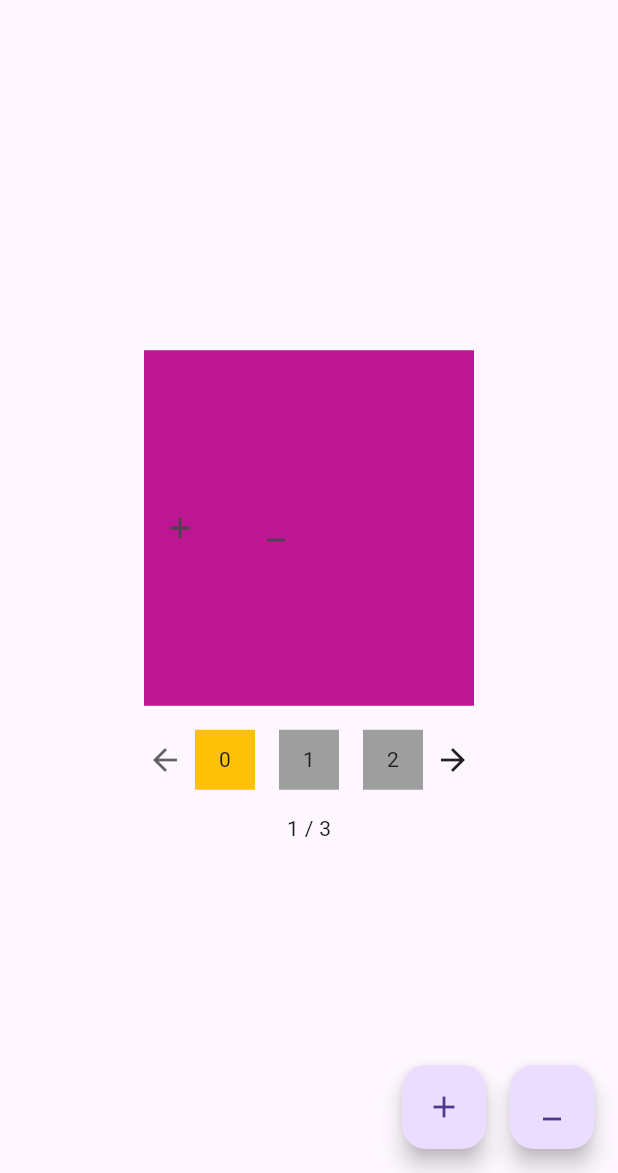
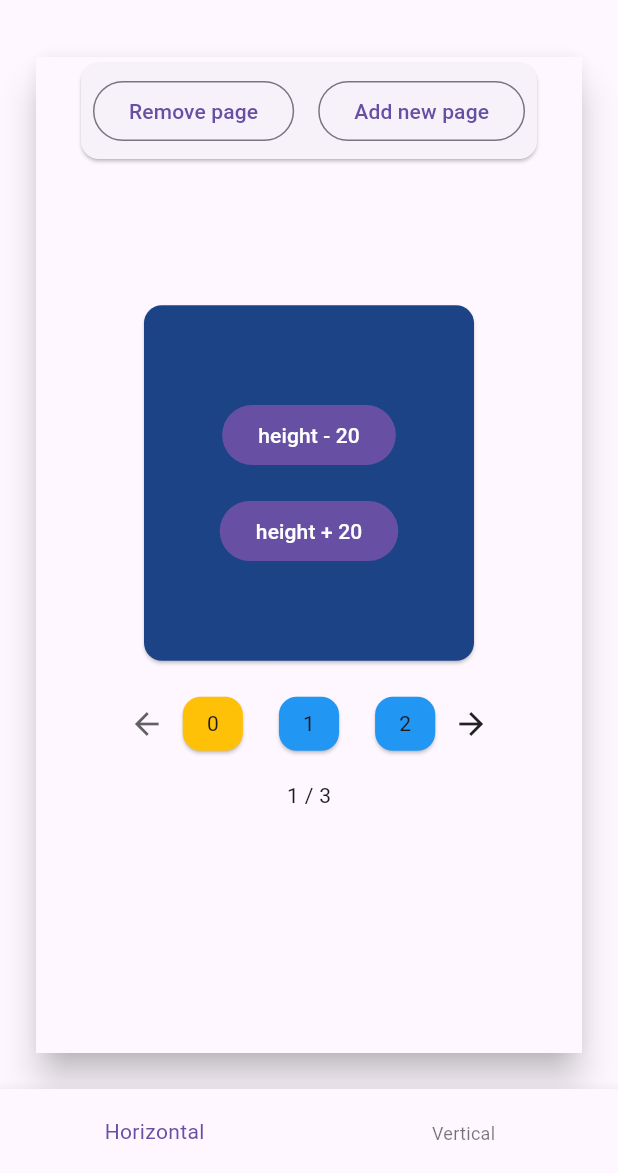
Before and after one commit to STUN-Apps-Dev/stun_slider, a Flutter app: the screen it shows after launch, on a phone screen of 412 x 824 dp, the part 63-1236 px from its top. Run offline on Flutter 3.47's test engine with Material 3 defaults, Android fonts, the phone set to English and light mode, and no system bars.

Commit message:
fix: add vertical example

```diff
--- /dev/null
+++ b/example/lib/horizontal_example.dart
@@ -0,0 +1,125 @@
+import 'package:example/slider_page_config.dart';
+import 'package:example/slider_page.dart';
+import 'package:flutter/material.dart';
+import 'package:stun_slider/stun_slider.dart';
+
+class HorizontalExample extends StatefulWidget {
+  const HorizontalExample({super.key});
+
+  @override
+  State<HorizontalExample> createState() => _HorizontalExampleState();
+}
+
+class _HorizontalExampleState extends State<HorizontalExample> {
+  final _controller = StunSliderController();
+
+  final _items = [
+    SliderItem.random(),
+    SliderItem.random(),
+    SliderItem.random(),
+  ];
+
+  @override
+  Widget build(BuildContext context) {
+    return Scaffold(
+      floatingActionButton: Card(
+        child: Padding(
+          padding: const EdgeInsets.all(8),
+          child: Row(
+            mainAxisSize: MainAxisSize.min,
+            children: [
+              OutlinedButton(
+                onPressed: () {
+                  if (_items.isEmpty) return;
+                  setState(() {
+                    _items.removeLast();
+                  });
+                  _controller.jumpToIndex(_items.length - 1);
+                },
+                child: const Text('Remove page'),
+              ),
+              const SizedBox(width: 16),
+              OutlinedButton(
+                child: const Text('Add new page'),
+                onPressed: () {
+                  setState(() {
+                    _items.add(SliderItem.random());
+                  });
+                  _controller.jumpToIndex(_items.length - 1);
+                },
+              ),
+            ],
+          ),
+        ),
+      ),
+      floatingActionButtonLocation: FloatingActionButtonLocation.centerTop,
+      body: Center(
+        child: Column(
+          mainAxisAlignment: MainAxisAlignment.center,
+          children: [
+            StunSlider.builder(
+              itemCount: _items.length,
+              itemBuilder: (_, index) {
+                return SliderItemWidget(item: _items[index]);
+              },
+              controller: _controller,
+            ),
+            const SizedBox(height: 16),
+            Row(
+              mainAxisSize: MainAxisSize.min,
+              children: [
+                StunSliderNavButton.prev(
+                  itemCount: _items.length,
+                  controller: _controller,
+                ),
+                StunSliderPagination(
+                  controller: _controller,
+                  spacing: 8,
+                  itemBuilder: (context, index, isActive) {
+                    return _PagintationItem(
+                      color: isActive ? Colors.amber : Colors.blue,
+                      title: '$index',
+                    );
+                  },
+                  itemCount: _items.length,
+                ),
+                StunSliderNavButton.next(
+                  itemCount: _items.length,
+                  controller: _controller,
+                ),
+              ],
+            ),
+            const SizedBox(height: 16),
+            StunSliderHelper(
+              controller: _controller,
+              itemBuilder: (_, index) {
+                return Text('${index + 1} / ${_items.length}');
+              },
+              itemCount: _items.length,
+            ),
+          ],
+        ),
+      ),
+    );
+  }
+}
+
+class _PagintationItem extends StatelessWidget {
+  final Color color;
+  final String title;
+  const _PagintationItem({
+    required this.color,
+    required this.title,
+  });
+
+  @override
+  Widget build(BuildContext context) {
+    return Card(
+      color: color,
+      child: Padding(
+        padding: const EdgeInsets.symmetric(vertical: 8, horizontal: 16),
+        child: Center(child: Text(title)),
+      ),
+    );
+  }
+}
--- a/example/lib/main.dart
+++ b/example/lib/main.dart
@@ -1,9 +1,6 @@
-import 'dart:math';
-
+import 'package:example/horizontal_example.dart';
+import 'package:example/vertical_example.dart';
 import 'package:flutter/material.dart';
-import 'package:stun_slider/stun_slider.dart';
-import 'package:example/slider_item.dart';
-import 'package:example/slider_item_widget.dart';
 
 void main() {
   runApp(const MyApp());
@@ -28,19 +25,7 @@ class MyHomePage extends StatefulWidget {
 }
 
 class _MyHomePageState extends State<MyHomePage> {
-  late final StunSliderController _controller;
-
-  final List<SliderItem> _items = [
-    SliderItem.random(),
-    SliderItem.random(),
-    SliderItem.random(),
-  ];
-
-  @override
-  void initState() {
-    super.initState();
-    _controller = StunSliderController(PageController());
-  }
+  int _currentPage = 0;
 
   @override
   Widget build(BuildContext context) {
@@ -48,76 +33,27 @@ class _MyHomePageState extends State<MyHomePage> {
       appBar: AppBar(
         title: const Text('Stun Slider Demo App'),
       ),
-      floatingActionButton: Row(
-        mainAxisAlignment: MainAxisAlignment.end,
-        children: [
-          FloatingActionButton(
-            child: const Icon(Icons.add),
-            onPressed: () {
-              _items.add(SliderItem.random());
-              _controller.jumpToIndex(_items.length - 1);
-
-              setState(() {});
-            },
+      bottomNavigationBar: BottomNavigationBar(
+        currentIndex: _currentPage,
+        onTap: (value) => setState(() => _currentPage = value),
+        items: const [
+          BottomNavigationBarItem(
+            icon: SizedBox.shrink(),
+            label: 'Horizontal',
           ),
-          const SizedBox(width: 16),
-          FloatingActionButton(
-            child: const Icon(Icons.minimize),
-            onPressed: () {
-              final random = Random();
-              _items.removeAt(random.nextInt(_items.length));
-              _controller.jumpToIndex(_items.length - 1);
-              setState(() {});
-            },
+          BottomNavigationBarItem(
+            icon: SizedBox.shrink(),
+            label: 'Vertical',
           ),
         ],
       ),
-      body: Column(
-        mainAxisAlignment: MainAxisAlignment.center,
-        children: [
-          StunSlider.builder(
-            itemCount: _items.length,
-            itemBuilder: (_, index) {
-              return SliderItemWidget(
-                item: _items[index],
-              );
-            },
-            controller: _controller,
-          ),
-          const SizedBox(height: 16),
-          Row(
-            mainAxisSize: MainAxisSize.min,
-            children: [
-              StunSliderNavButton.prev(
-                itemCount: _items.length,
-                controller: _controller,
-              ),
-              StunSliderPagination(
-                controller: _controller,
-                itemBuilder: (context, index, isActive) {
-                  return Container(
-                    height: 40,
-                    width: 40,
-                    color: isActive ? Colors.amber : Colors.grey,
-                    child: Center(child: Text('$index')),
-                  );
-                },
-                itemCount: _items.length,
-              ),
-              StunSliderNavButton.next(
-                itemCount: _items.length,
-                controller: _controller,
-              ),
-            ],
-          ),
-          const SizedBox(height: 16),
-          StunSliderHelper(
-            controller: _controller,
-            itemBuilder: (_, index) {
-              return Text('${index + 1} / ${_items.length}');
-            },
-          ),
-        ],
+      body: Card(
+        margin: const EdgeInsets.all(24),
+        elevation: 10,
+        child: [
+          const HorizontalExample(),
+          const VerticalExample(),
+        ][_currentPage],
       ),
     );
   }
--- a/example/lib/slider_item_widget.dart
+++ /dev/null
@@ -1,48 +0,0 @@
-import 'package:flutter/material.dart';
-import 'package:example/slider_item.dart';
-
-class SliderItemWidget extends StatefulWidget {
-  final SliderItem item;
-  const SliderItemWidget({super.key, required this.item});
-
-  @override
-  State<SliderItemWidget> createState() => _SliderItemWidgetState();
-}
-
-class _SliderItemWidgetState extends State<SliderItemWidget> {
-  var _item = SliderItem.random();
-
-  @override
-  void initState() {
-    super.initState();
-    _item = widget.item;
-  }
-
-  @override
-  Widget build(BuildContext context) {
-    return Container(
-      height: _item.height,
-      width: _item.width,
-      color: _item.color,
-      child: Row(
-        children: [
-          IconButton(
-            onPressed: () {
-              _item = _item.copyWith(height: _item.height + 20);
-              setState(() {});
-            },
-            icon: const Icon(Icons.add),
-          ),
-          const SizedBox(width: 16),
-          IconButton(
-            onPressed: () {
-              _item = _item.copyWith(height: _item.height - 20);
-              setState(() {});
-            },
-            icon: const Icon(Icons.minimize),
-          ),
-        ],
-      ),
-    );
-  }
-}
--- /dev/null
+++ b/example/lib/slider_page.dart
@@ -0,0 +1,55 @@
+import 'package:flutter/material.dart';
+import 'package:example/slider_page_config.dart';
+
+class SliderItemWidget extends StatefulWidget {
+  final SliderItem item;
+  const SliderItemWidget({super.key, required this.item});
+
+  @override
+  State<SliderItemWidget> createState() => _SliderItemWidgetState();
+}
+
+class _SliderItemWidgetState extends State<SliderItemWidget> {
+  var _item = SliderItem.random();
+
+  @override
+  void initState() {
+    super.initState();
+    _item = widget.item;
+  }
+
+  @override
+  Widget build(BuildContext context) {
+    return Card(
+      color: _item.color,
+      child: SizedBox(
+        height: _item.height,
+        width: _item.width,
+        child: Center(
+          child: Column(
+            mainAxisSize: MainAxisSize.min,
+            children: [
+              FilledButton(
+                onPressed: () {
+                  if (_item.height - 20 < 0) return;
+                  _item = _item.copyWith(height: _item.height - 20);
+                  setState(() {});
+                },
+                child: const Text('height - 20'),
+              ),
+              const SizedBox(height: 16),
+              FilledButton(
+                onPressed: () {
+                  _item = _item.copyWith(height: _item.height + 20);
+                  setState(() {});
+                },
+                child: const Text('height + 20'),
+              ),
+              const SizedBox(width: 16),
+            ],
+          ),
+        ),
+      ),
+    );
+  }
+}
--- a/example/lib/slider_item.dart
+++ b/example/lib/slider_page_config.dart
@@ -1,6 +1,7 @@
 import 'dart:math';
 
 import 'package:flutter/material.dart';
+import 'dart:math' as math;
 
 class SliderItem {
   final double width;
@@ -15,12 +16,9 @@ class SliderItem {
     return SliderItem(
       width: (200 + random.nextInt(200)).toDouble(),
       height: (200 + random.nextInt(200)).toDouble(),
-      color: Color.fromRGBO(
-        random.nextInt(256),
-        random.nextInt(256),
-        random.nextInt(256),
-        1,
-      ),
+      color: Color(
+        (math.Random().nextDouble() * 0xFFFFFF).toInt(),
+      ).withOpacity(1.0),
     );
   }
 
--- a/lib/stun_slider_controller.dart
+++ b/lib/stun_slider_controller.dart
@@ -26,7 +26,7 @@ class StunSliderController extends ChangeNotifier {
     if (value != _index) {
       pageController.animateToPage(
         value,
-        duration: const Duration(milliseconds: 200),
+        duration: const Duration(milliseconds: 400),
         curve: Curves.ease,
       );
     }
@@ -34,14 +34,14 @@ class StunSliderController extends ChangeNotifier {
 
   void nextPage() {
     pageController.nextPage(
-      duration: const Duration(milliseconds: 200),
+      duration: const Duration(milliseconds: 400),
       curve: Curves.ease,
     );
   }
 
   void previousPage() {
     pageController.previousPage(
-      duration: const Duration(milliseconds: 200),
+      duration: const Duration(milliseconds: 400),
       curve: Curves.ease,
     );
   }
--- a/lib/stun_slider_helper.dart
+++ b/lib/stun_slider_helper.dart
@@ -3,10 +3,13 @@ part of 'stun_slider.dart';
 class StunSliderHelper extends StatefulWidget {
   final StunSliderController controller;
   final Widget Function(BuildContext context, int index) itemBuilder;
+  final int itemCount;
+
   const StunSliderHelper({
     super.key,
     required this.controller,
     required this.itemBuilder,
+    required this.itemCount,
   });
 
   @override
@@ -24,6 +27,7 @@ class _StunSliderHelperState extends State<StunSliderHelper> {
 
   @override
   Widget build(BuildContext context) {
+    if (widget.itemCount == 0) return SizedBox.shrink();
     return widget.itemBuilder(context, widget.controller.index);
   }
 
--- a/lib/stun_slider_nav_button.dart
+++ b/lib/stun_slider_nav_button.dart
@@ -5,6 +5,7 @@ class StunSliderNavButton extends StatefulWidget {
   final StunSliderController controller;
   final Widget child;
   final int itemCount;
+  final Axis scrollDirection;
 
   const StunSliderNavButton.prev({
     super.key,
@@ -12,6 +13,7 @@ class StunSliderNavButton extends StatefulWidget {
     required this.itemCount,
     this.direction = StunSliderNavDirection.prev,
     this.child = const Icon(Icons.arrow_back),
+    this.scrollDirection = Axis.horizontal,
   });
 
   const StunSliderNavButton.next({
@@ -20,6 +22,7 @@ class StunSliderNavButton extends StatefulWidget {
     required this.itemCount,
     this.direction = StunSliderNavDirection.next,
     this.child = const Icon(Icons.arrow_forward),
+    this.scrollDirection = Axis.horizontal,
   });
 
   @override
@@ -48,7 +51,17 @@ class _StunSliderNavButtonState extends State<StunSliderNavButton> {
           cursor: SystemMouseCursors.click,
           child: GestureDetector(
             onTap: _onTap,
-            child: widget.child,
+            child: RotatedBox(
+              quarterTurns: () {
+                switch (widget.scrollDirection) {
+                  case Axis.horizontal:
+                    return 0;
+                  case Axis.vertical:
+                    return 1;
+                }
+              }(),
+              child: widget.child,
+            ),
           ),
         ),
       ),
--- a/lib/stun_slider_pagination.dart
+++ b/lib/stun_slider_pagination.dart
@@ -7,12 +7,15 @@ class StunSliderPagination extends StatefulWidget {
 
   final int itemCount;
   final double spacing;
+  final Axis scrollDirection;
+
   const StunSliderPagination({
     super.key,
     required this.controller,
     required this.itemBuilder,
     required this.itemCount,
-    this.spacing = 16,
+    this.spacing = 8,
+    this.scrollDirection = Axis.horizontal,
   });
 
   @override
@@ -31,13 +34,30 @@ class _StunSliderPaginationState extends State<StunSliderPagination> {
   @override
   Widget build(BuildContext context) {
     if (widget.itemCount < 2) return const SizedBox.shrink();
+    switch (widget.scrollDirection) {
+      case Axis.horizontal:
         return Row(
           mainAxisSize: MainAxisSize.min,
-      children: List.generate(
+          children: _buildChildren(
+            EdgeInsets.symmetric(horizontal: widget.spacing),
+          ),
+        );
+      case Axis.vertical:
+        return Column(
+          mainAxisSize: MainAxisSize.min,
+          children: _buildChildren(
+            EdgeInsets.symmetric(vertical: widget.spacing),
+          ),
+        );
+    }
+  }
+
+  List<Widget> _buildChildren(EdgeInsets margin) {
+    return List.generate(
       widget.itemCount,
       (index) {
         return Container(
-            margin: const EdgeInsets.symmetric(horizontal: 8),
+          margin: margin,
           child: MouseRegion(
             cursor: SystemMouseCursors.click,
             child: GestureDetector(
@@ -51,7 +71,6 @@ class _StunSliderPaginationState extends State<StunSliderPagination> {
           ),
         );
       },
-      ),
     );
   }
 
--- a/lib/stun_slider_widget.dart
+++ b/lib/stun_slider_widget.dart
@@ -195,6 +195,7 @@ class _StunSliderState extends State<StunSlider> {
   @override
   void initState() {
     super.initState();
+    if (widget.itemCount == 0) return;
     _sizes = _prepareSizes();
     _controller = widget.controller ?? StunSliderController();
     _controller.pageController.addListener(_updatePage);
@@ -207,6 +208,8 @@ class _StunSliderState extends State<StunSlider> {
   @override
   void didUpdateWidget(covariant StunSlider oldWidget) {
     super.didUpdateWidget(oldWidget);
+    if (widget.itemCount == 0) return;
+
     if (oldWidget.controller != widget.controller) {
       oldWidget.controller?.removeListener(_updatePage);
       _controller.pageController.addListener(_updatePage);
@@ -228,6 +231,7 @@ class _StunSliderState extends State<StunSlider> {
 
   @override
   Widget build(BuildContext context) {
+    if (widget.itemCount == 0) return SizedBox.shrink();
     return TweenAnimationBuilder<double>(
       curve: widget.animationCurve,
       duration: _getDuration(),
--- a/pubspec.yaml
+++ b/pubspec.yaml
@@ -1,6 +1,6 @@
 name: stun_slider
 description: A custom Flutter slider widget with dynamic page sizes in both dimensions, enabling smooth and adaptable user interaction.
-version: 1.1.1
+version: 1.2.0
 homepage: https://stun-apps.com/
 repository: https://github.com/STUN-Apps-Dev/stun_slider
 issue_tracker: https://github.com/STUN-Apps-Dev/stun_slider/issues
```
Also changed, not shown: example/lib/vertical_example.dart (added, +132 -0 lines), assets/horizontal.gif (added), assets/vertical.gif (added), 4 other files. Lines whose indentation alone changed are shown as unchanged.
